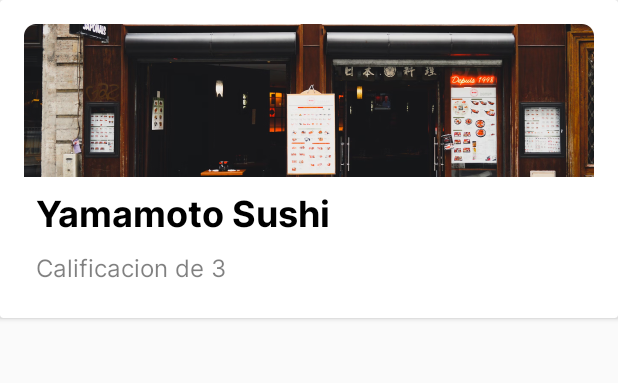
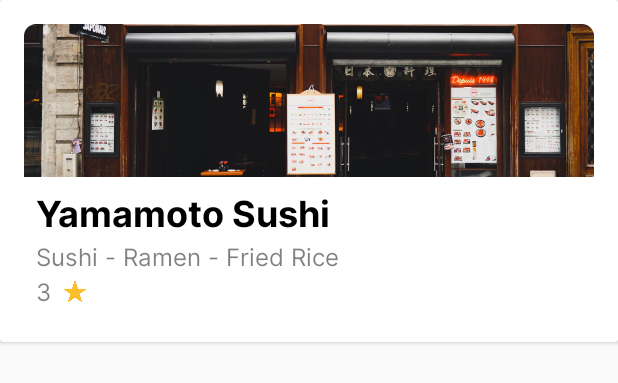
Before and after one commit to MOVILES-GRUPO36/5palas12-v2-Android, an Android app built with Jetpack Compose: the layout restaurant_item.xml on its own in the app's theme, with its tools: preview values and no code run, on a phone screen of 412 x 824 dp. Shown: the top 383 px of the screen. Run offline under Robolectric (Android 15) with nearby library versions, the phone set to English and light mode, and no system bars.

```diff
--- a/app/src/main/java/com/papigelvez/a5palas12/home/HomeRestaurantAdapter.kt
+++ b/app/src/main/java/com/papigelvez/a5palas12/home/HomeRestaurantAdapter.kt
@@ -13,7 +13,7 @@ class HomeRestaurantAdapter(private val restaurantList: MutableList<RestaurantEn
 
     class RestaurantViewHolder(itemView: View) : RecyclerView.ViewHolder(itemView) {
         val nameTextView: TextView = itemView.findViewById(R.id.restaurantName)
-        //val addressTextView: TextView = itemView.findViewById(R.id.restaurantAddress)
+        val categoryTextView: TextView = itemView.findViewById(R.id.restaurantCategories)
         val ratingTextView: TextView = itemView.findViewById(R.id.restaurantRating)
     }
 
@@ -27,7 +27,11 @@ class HomeRestaurantAdapter(private val restaurantList: MutableList<RestaurantEn
     override fun onBindViewHolder(holder: RestaurantViewHolder, position: Int) {
         val restaurant = restaurantList[position]
         holder.nameTextView.text = restaurant.name
-        //holder.addressTextView.text = restaurant.address
+        var categories = restaurant.categories.toString()
+        categories = categories.replace("[", "")
+        categories = categories.replace("]", "")
+        categories = categories.replace(",", " -")
+        holder.categoryTextView.text = categories
         holder.ratingTextView.text = restaurant.rating.toString()
     }
 
--- a/app/src/main/res/layout/restaurant_item.xml
+++ b/app/src/main/res/layout/restaurant_item.xml
@@ -33,26 +33,43 @@
             tools:text="@string/lbl_yamamoto_sushi" />
 
         <TextView
-            android:id="@+id/txtFoodText"
+            android:id="@+id/restaurantCategories"
             style="@style/txtInterregular16"
-            android:layout_width="match_parent"
+            android:layout_width="wrap_content"
             android:layout_height="wrap_content"
             android:layout_marginStart="@dimen/_8pxh"
-            android:layout_marginTop="-95dp"
             android:ellipsize="end"
             android:singleLine="true"
+            android:layout_below="@+id/restaurantName"
             tools:text="@string/msg_sushi_ramen" />
-        <TextView android:id="@+id/restaurantRating"
+
+        <LinearLayout
+            android:layout_width="wrap_content"
             android:layout_height="wrap_content"
-            android:layout_marginBottom="@dimen/_6pxv"
+            android:orientation="horizontal"
+            android:layout_below="@+id/restaurantCategories"
             android:layout_marginStart="@dimen/_8pxh"
-            android:layout_marginTop="@dimen/_7pxv"
-            android:layout_width="wrap_content"
-            android:scaleType="fitXY"
-            android:layout_below="@+id/restaurantName"
-            tools:ignore="ContentDescription"
-            tools:text="Calificacion de 3"
-            style="@style/txtInterregular16"/>
+            android:layout_marginBottom="@dimen/_6pxv">
+
+            <TextView
+                android:id="@+id/restaurantRating"
+                style="@style/txtInterregular16"
+                android:layout_width="wrap_content"
+                android:layout_height="wrap_content"
+                android:scaleType="fitXY"
+                tools:ignore="ContentDescription"
+                tools:text="3" />
+
+            <ImageView
+                android:id="@+id/starIcon"
+                android:layout_width="24sp"
+                android:layout_height="match_parent"
+                android:layout_marginStart="4dp"
+                android:scaleType="fitCenter"
+                tools:ignore="ContentDescription"
+                android:src="@drawable/star"
+                />
+        </LinearLayout>
     </RelativeLayout>
 
 
--- a/app/src/main/res/values/strings.xml
+++ b/app/src/main/res/values/strings.xml
@@ -101,6 +101,7 @@ Thank you for helping us on our mission to reduce food waste and enjoy amazing s
     <string name="lbl_adresses">Adresses</string>
     <string name="msg_pick_up_time_10_00">Pick-up time: 10:00 p.m. - 10:30 p.m.</string>
     <string name="msg_we_curated_the_restaurants">We curated the restaurants selection based on your location and based on you, we hope you enjoy our picks!</string>
+    <string name="msg_nearby_restaurants">This map displays all restaurants within 10km of your current location</string>
     <string name="lbl_complete_name">Complete name</string>
     <string name="msg_user_name_usere">User Name
 useremail@gmail.com
```
Also changed, not shown: app/src/main/res/drawable/star.png (added).
